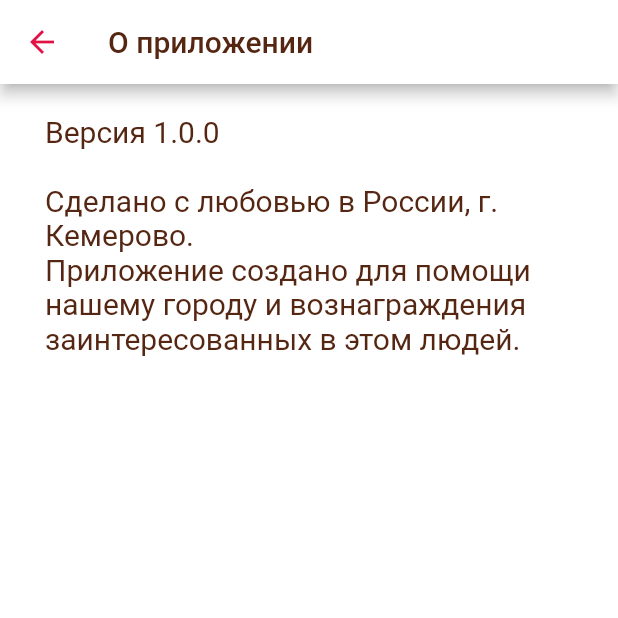
After one commit to whatever125/tochka_sbora, a Flutter app: the InfoPage screen opened directly, on a phone screen of 412 x 824 dp, the top half of it. The commit adds this screen. Run offline on Flutter 3.47's test engine with Material 2 defaults, Android fonts, the phone set to English and light mode, and no system bars; our stand-ins replace flutter_multi_formatter, google_maps_flutter, shared_preferences; accounts and stored records are empty.

Commit message:
"О приложении"

```diff
--- /dev/null
+++ b/lib/ui/pages/homePage/tabNavigationItem/profileTab/settingsPage/infoPage.dart
@@ -0,0 +1,41 @@
+import 'package:flutter/material.dart';
+import 'package:flutter_multi_formatter/flutter_multi_formatter.dart';
+import 'package:tochka_sbora/ui/themes/colors.dart';
+
+class InfoPage extends StatefulWidget {
+  @override
+  _InfoPageState createState() => _InfoPageState();
+}
+
+class _InfoPageState extends State<InfoPage> {
+  late DateTime _dateOfBirth;
+  TextEditingController _dobctrl = TextEditingController();
+
+  Future<void> _selectDate(BuildContext context) async {
+    final DateTime? picked = await showDatePicker(
+      context: context,
+      initialDate: _dateOfBirth == null ? DateTime.now() : _dateOfBirth,
+      firstDate: DateTime(1900),
+      lastDate: DateTime.now(),
+      locale: const Locale('ru', 'RU'),
+    );
+    if (picked != null && picked != _dateOfBirth)
+      setState(() {
+        _dateOfBirth = picked;
+      });
+  }
+
+  @override
+  Widget build(BuildContext context) {
+    return Scaffold(
+      resizeToAvoidBottomInset: true,
+      appBar: AppBar(
+        title: Text('О приложении', style: TextStyle(color: LightColor.text)),
+      ),
+      body: Padding(padding: EdgeInsets.symmetric(horizontal: 30, vertical: 20),
+      child: Text('Версия 1.0.0\n\nСделано с любовью в России, г. Кемерово.\nПриложение создано для помощи нашему городу и вознаграждения заинтересованных в этом людей.',
+      style: TextStyle(color: LightColor.text, fontSize: 20, ),
+      ),
+    ));
+  }
+}
--- a/lib/ui/pages/homePage/tabNavigationItem/profileTab/settingsPage/settingsPage.dart
+++ b/lib/ui/pages/homePage/tabNavigationItem/profileTab/settingsPage/settingsPage.dart
@@ -2,6 +2,8 @@ import 'package:flutter/material.dart';
 import 'package:tochka_sbora/ui/themes/colors.dart';
 import 'package:tochka_sbora/ui/pages/homePage/tabNavigationItem/profileTab/settingsPage/profileDataPage.dart';
 import 'package:tochka_sbora/ui/pages/welcomePage.dart';
+
+import 'infoPage.dart';
 
 class SettingsPage extends StatelessWidget {
   const SettingsPage({Key? key}) : super(key: key);
@@ -125,7 +127,7 @@ class SettingsPage extends StatelessWidget {
                           width: 15,
                         ),
                         Text(
-                          'О программе',
+                          'О приложении',
                           style: Theme.of(context)
                               .textTheme
                               .bodyText2!
@@ -138,7 +140,7 @@ class SettingsPage extends StatelessWidget {
                     Navigator.push(
                       context,
                       MaterialPageRoute(
-                          builder: (context) => ProfileDataPage()),
+                          builder: (context) => InfoPage()),
                     ),
                   },
                 ),
```
